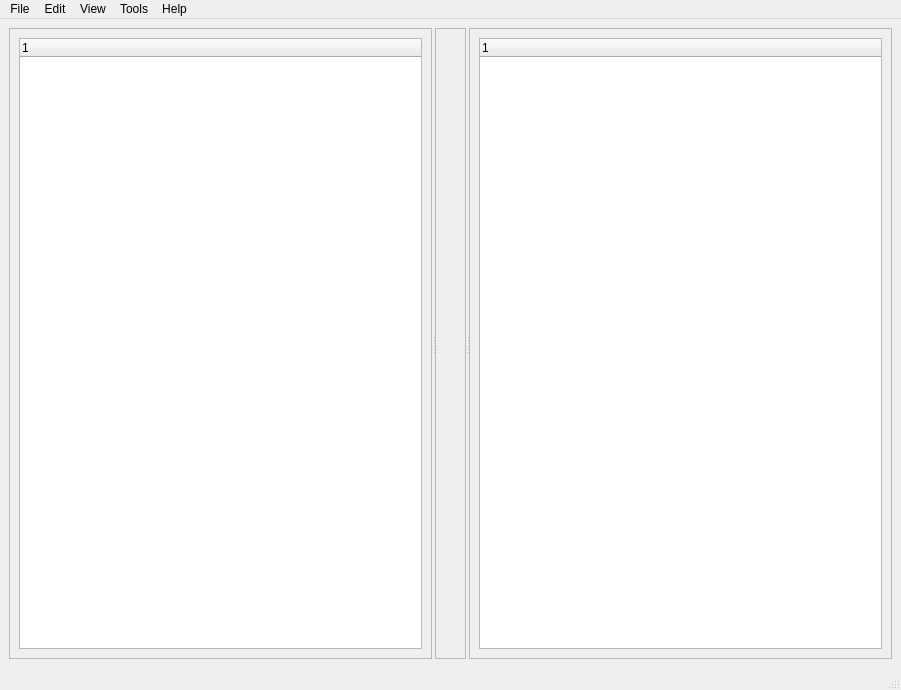
This is gui/MainWindow.ui in CaptBerry/temp_x_research as Qt 5 draws it before an edit. The edited form follows.
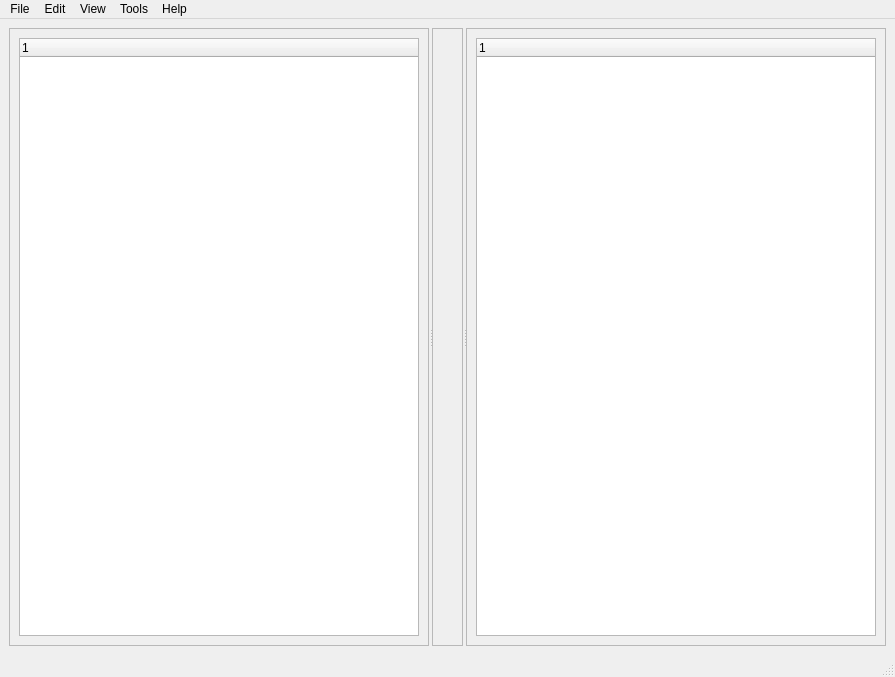
This is the edited form.

```diff
--- a/gui/MainWindow.ui
+++ b/gui/MainWindow.ui
@@ -6,8 +6,8 @@
    <rect>
     <x>0</x>
     <y>0</y>
-    <width>901</width>
-    <height>690</height>
+    <width>895</width>
+    <height>677</height>
    </rect>
   </property>
   <property name="windowTitle">
@@ -83,7 +83,7 @@
     <rect>
      <x>0</x>
      <y>0</y>
-     <width>901</width>
+     <width>895</width>
      <height>33</height>
     </rect>
    </property>
```
Left out of the diff: 6 changed lines with no effect on the pictures.
